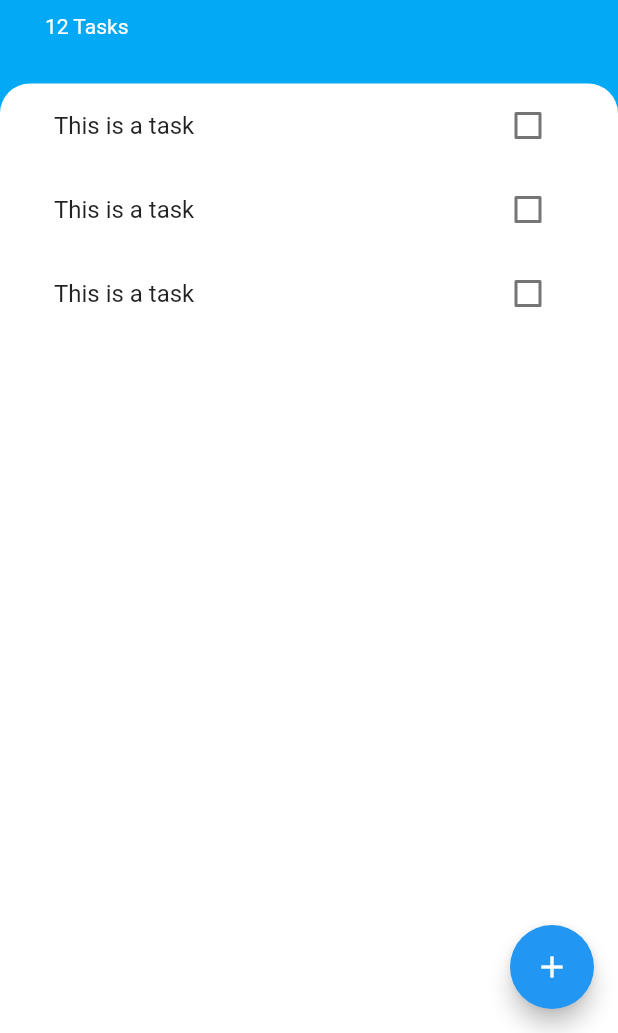
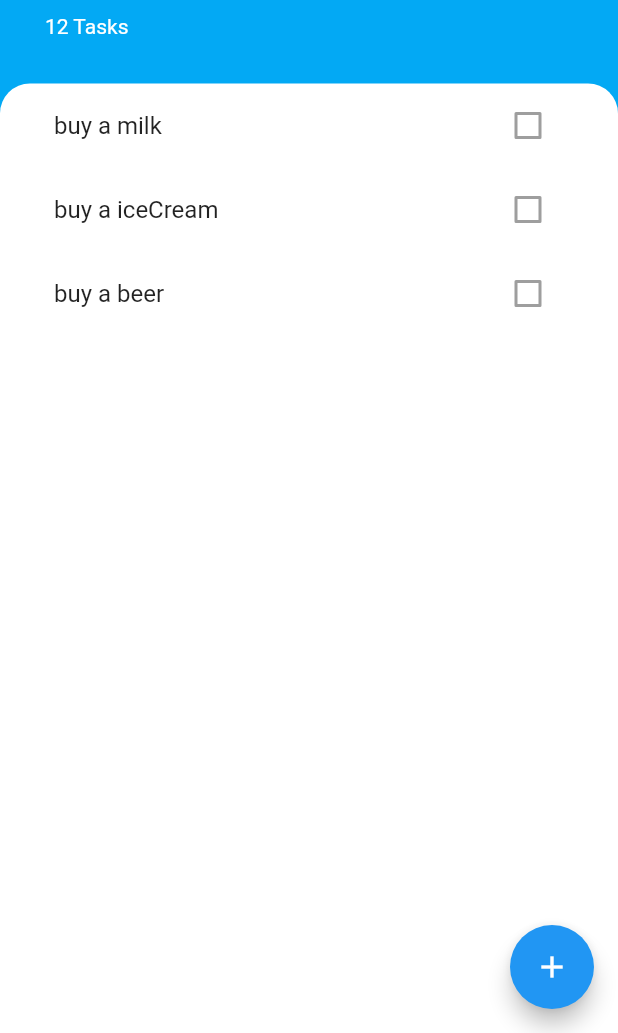
Before and after one commit to jimingoal/todoey_flutter, a Flutter app: the screen it shows after launch, on a phone screen of 412 x 824 dp, the part 203-1236 px from its top. Run offline on Flutter 3.47's test engine with Material 2 defaults, Android fonts, the phone set to English and light mode, and no system bars.

Commit message:
TaskTile에 매개변수 전달

```diff
--- a/lib/models/task.dart
+++ b/lib/models/task.dart
@@ -2,9 +2,9 @@ class Task {
   String name;
   bool isDone;
 
-  Task(this.name, this.isDone);
+  Task({this.name, this.isDone = false});
 
-  void toggleIsDone() {
+  void toggleDone() {
     isDone = !isDone;
   }
 }
--- a/lib/widgets/task_list.dart
+++ b/lib/widgets/task_list.dart
@@ -1,14 +1,32 @@
 import 'package:flutter/material.dart';
+import 'package:todoeyflutter/models/task.dart';
 import 'package:todoeyflutter/widgets/task_tile.dart';
 
-class TasksList extends StatelessWidget {
+class TasksList extends StatefulWidget {
+  @override
+  _TasksListState createState() => _TasksListState();
+}
+
+class _TasksListState extends State<TasksList> {
   @override
   Widget build(BuildContext context) {
+    List<Task> tasks = [
+      Task(
+        name: "buy a milk",
+      ),
+      Task(
+        name: "buy a iceCream",
+      ),
+      Task(
+        name: "buy a beer",
+      ),
+    ];
+
     return ListView(
       children: [
-        TaskTile(),
-        TaskTile(),
-        TaskTile(),
+        TaskTile(tasks[0].name, tasks[0].isDone),
+        TaskTile(tasks[1].name, tasks[1].isDone),
+        TaskTile(tasks[2].name, tasks[2].isDone),
       ],
     );
   }
--- a/lib/widgets/task_tile.dart
+++ b/lib/widgets/task_tile.dart
@@ -1,44 +1,47 @@
 import 'package:flutter/material.dart';
 
-class TaskTile extends StatefulWidget {
-  @override
-  _TaskTileState createState() => _TaskTileState();
-}
+class TaskTile extends StatelessWidget {
+  final String name;
+  final bool isChecked;
 
-class _TaskTileState extends State<TaskTile> {
-  bool isChecked = false;
+  TaskTile(this.name, this.isChecked);
 
   @override
   Widget build(BuildContext context) {
     return ListTile(
       title: Text(
-        'This is a task',
+        name,
         style: TextStyle(
             decoration: isChecked ? TextDecoration.lineThrough : null),
       ),
-      trailing: TaskCheckbox(
-        checkboxState: isChecked,
-        toggleCheckboxState: (checkboxState) {
-          setState(() {
-            isChecked = checkboxState;
-          });
-        },
+      trailing: Checkbox(
+        activeColor: Colors.lightBlueAccent,
+        value: isChecked,
+        // onChanged: toggleCheckboxState,
       ),
     );
   }
 }
+//
+// TaskCheckbox(
+// checkboxState: isChecked,
+// toggleCheckboxState: (checkboxState) {
+// setState(() {
+// isChecked = checkboxState;
+// });
+// },
+// ),
 
-class TaskCheckbox extends StatelessWidget {
-  final bool checkboxState;
-  final Function toggleCheckboxState;
-
-  TaskCheckbox({this.checkboxState, this.toggleCheckboxState});
-  @override
-  Widget build(BuildContext context) {
-    return Checkbox(
-      activeColor: Colors.lightBlueAccent,
-      value: checkboxState,
-      onChanged: toggleCheckboxState,
-    );
-  }
-}
+// class TaskCheckbox extends StatelessWidget {
+//   final bool checkboxState;
+//   final Function toggleCheckboxState;
+//
+//   TaskCheckbox({this.checkboxState, this.toggleCheckboxState});
+//   @override
+//   Widget build(BuildContext context) {
+//     return Checkbox(
+//       activeColor: Colors.lightBlueAccent,
+//       value: checkboxState,
+//       onChanged: toggleCheckboxState,
+//     );
+//   }
```
